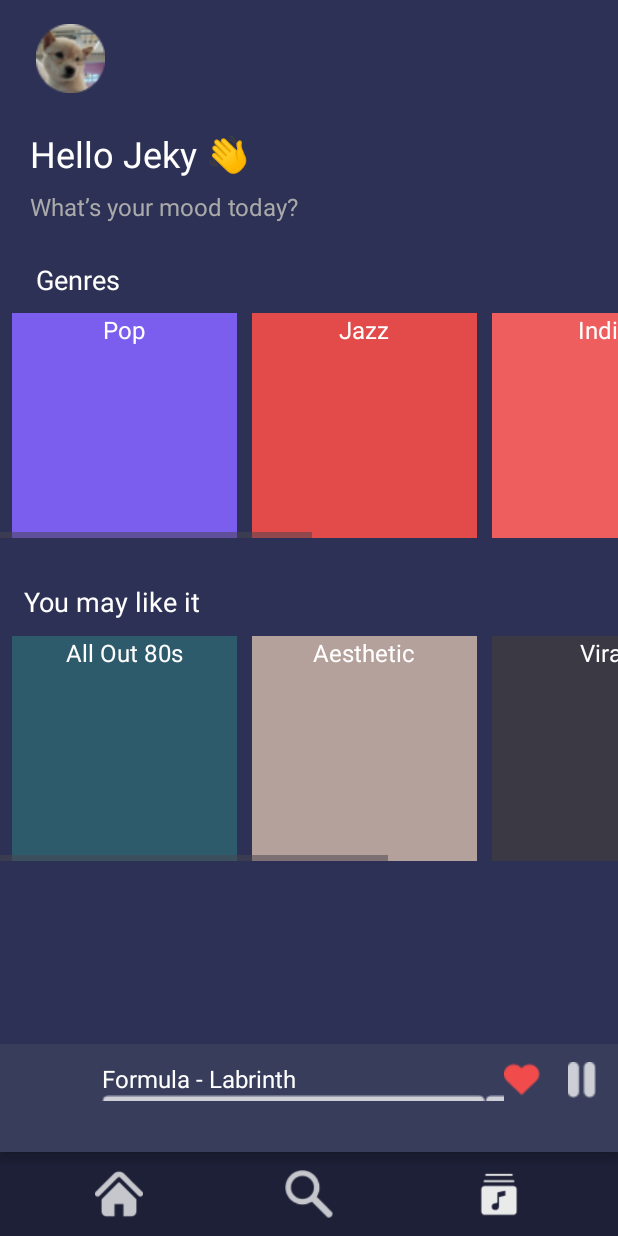
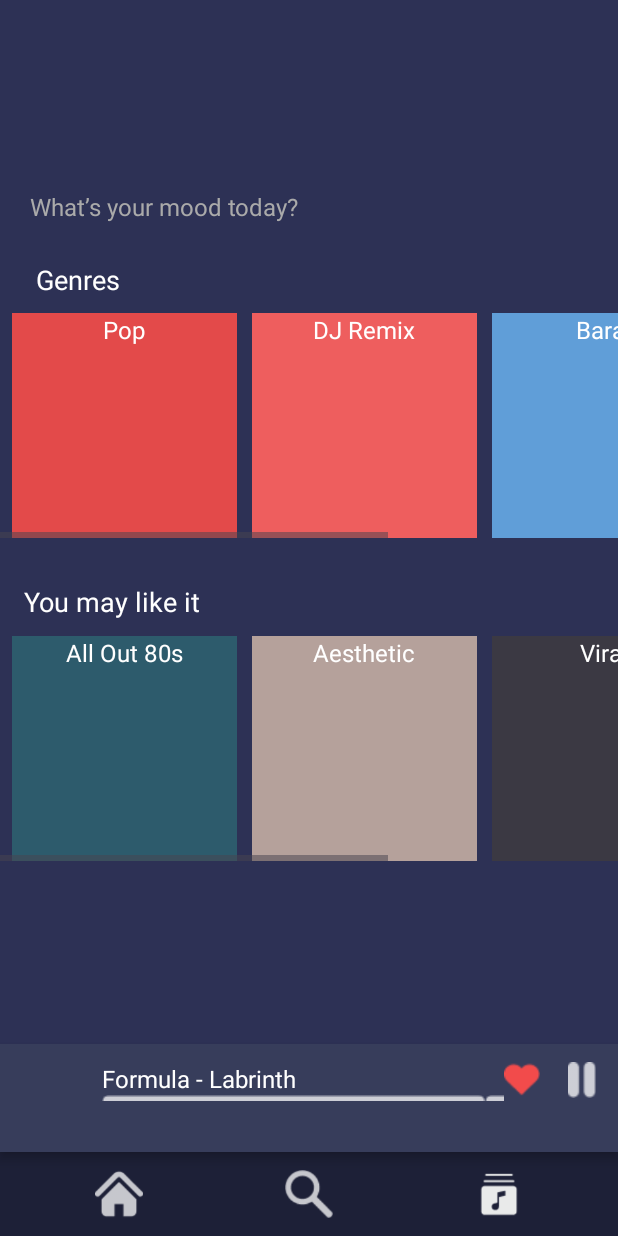
Before and after one commit to erianaerwt/vibeTune, an Android app: the HomeActivity screen opened directly, with no data from a screen before it, on a phone screen of 412 x 824 dp. Run offline under Robolectric (Android 15) with nearby library versions, the phone set to English and light mode, and no system bars; our stand-ins replace Firebase (no records; nobody signed in at launch, a user with empty details on screens opened directly), Picasso.

Commit message:
push baru

```diff
--- a/app/build.gradle.kts
+++ b/app/build.gradle.kts
@@ -51,6 +51,7 @@ dependencies {
     implementation("com.google.firebase:firebase-database:20.3.0")
     implementation("com.google.firebase:firebase-storage:20.3.0")
     implementation ("com.squareup.picasso:picasso:2.71828")
+    implementation ("androidx.constraintlayout:constraintlayout:2.1.4")
 }
 
 apply(plugin = "com.google.gms.google-services")
--- a/app/src/main/AndroidManifest.xml
+++ b/app/src/main/AndroidManifest.xml
@@ -38,6 +38,10 @@
             android:name=".HomeActivity"
             android:exported="false" />
 
+        <activity
+            android:name=".ProfileActivity"
+            android:exported="false" />
+
     </application>
 
 </manifest>
--- a/app/src/main/res/layout/home.xml
+++ b/app/src/main/res/layout/home.xml
@@ -25,7 +25,6 @@
             android:id="@+id/profile"
             android:layout_width="46dp"
             android:layout_height="46dp"
-            android:src="@drawable/profile_image"
             android:contentDescription="Profile Image"
             android:layout_marginStart="8dp" />
 
@@ -39,7 +38,6 @@
         android:layout_height="wrap_content"
         android:layout_marginTop="8dp"
         android:paddingLeft="20dp"
-        android:text="Hello Jeky 👋"
         android:textColor="#FFFFFF"
         android:textSize="24sp"
         app:layout_constraintEnd_toEndOf="parent"
@@ -88,27 +86,6 @@
             android:orientation="horizontal"
             android:paddingHorizontal="8dp">
 
-            <FrameLayout
-                android:layout_width="150dp"
-                android:layout_height="150dp"
-                android:layout_marginEnd="10dp"
-                android:background="#7B5EEE">
-
-                <ImageView
-                    android:layout_width="76dp"
-                    android:layout_height="76dp"
-                    android:layout_gravity="center"
-                    android:contentDescription="Pop Genre"/>
-
-                <TextView
-                    android:layout_width="wrap_content"
-                    android:layout_height="wrap_content"
-                    android:layout_gravity="top|center_horizontal"
-                    android:layout_marginBottom="8dp"
-                    android:text="Pop"
-                    android:textColor="#FFFFFF"
-                    android:textSize="16sp" />
-            </FrameLayout>
 
             <FrameLayout
                 android:layout_width="150dp"
@@ -120,16 +97,22 @@
                     android:layout_width="76dp"
                     android:layout_height="76dp"
                     android:layout_gravity="center"
-                    android:contentDescription="Jazz Genre" />
+                    android:contentDescription="Pop" />
 
                 <TextView
                     android:layout_width="wrap_content"
                     android:layout_height="wrap_content"
                     android:layout_gravity="top|center_horizontal"
                     android:layout_marginBottom="8dp"
-                    android:text="Jazz"
+                    android:text="Pop"
                     android:textColor="#FFFFFF"
                     android:textSize="16sp" />
+
+                <ImageView
+                    android:layout_width="76dp"
+                    android:layout_height="76dp"
+                    android:layout_gravity="center"
+                    android:contentDescription="Pop Genre" />
             </FrameLayout>
 
             <FrameLayout
@@ -142,14 +125,14 @@
                     android:layout_width="76dp"
                     android:layout_height="76dp"
                     android:layout_gravity="center"
-                    android:contentDescription="Jazz Genre"/>
+                    android:contentDescription="DJ"/>
 
                 <TextView
                     android:layout_width="wrap_content"
                     android:layout_height="wrap_content"
                     android:layout_gravity="top|center_horizontal"
                     android:layout_marginBottom="8dp"
-                    android:text="Indie"
+                    android:text="DJ Remix"
                     android:textColor="#FFFFFF"
                     android:textSize="16sp" />
             </FrameLayout>
@@ -164,14 +147,14 @@
                     android:layout_width="76dp"
                     android:layout_height="76dp"
                     android:layout_gravity="center"
-                    android:contentDescription="Jazz Genre"/>
+                    android:contentDescription="Barat"/>
 
                 <TextView
                     android:layout_width="wrap_content"
                     android:layout_height="wrap_content"
                     android:layout_gravity="top|center_horizontal"
                     android:layout_marginBottom="8dp"
-                    android:text="Rock"
+                    android:text="Barat"
                     android:textColor="#FFFFFF"
                     android:textSize="16sp" />
             </FrameLayout>
@@ -186,14 +169,14 @@
                     android:layout_width="76dp"
                     android:layout_height="76dp"
                     android:layout_gravity="center"
-                    android:contentDescription="Jazz Genre"/>
+                    android:contentDescription="Koplo"/>
 
                 <TextView
                     android:layout_width="wrap_content"
                     android:layout_height="wrap_content"
                     android:layout_gravity="top|center_horizontal"
                     android:layout_marginBottom="8dp"
-                    android:text="Hip Hop"
+                    android:text="Koplo"
                     android:textColor="#FFFFFF"
                     android:textSize="16sp" />
             </FrameLayout>
```
Also changed, not shown: app/src/main/java/com/vibetune/musicplayer/ProfileActivity.kt (+32 -1 lines).
